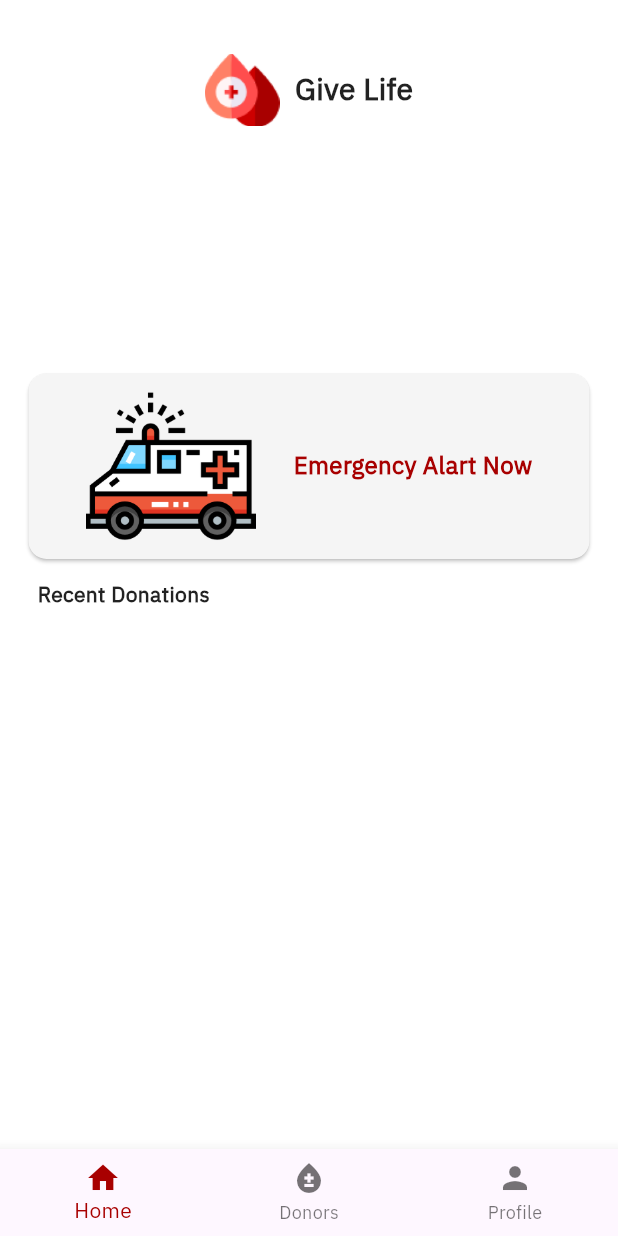
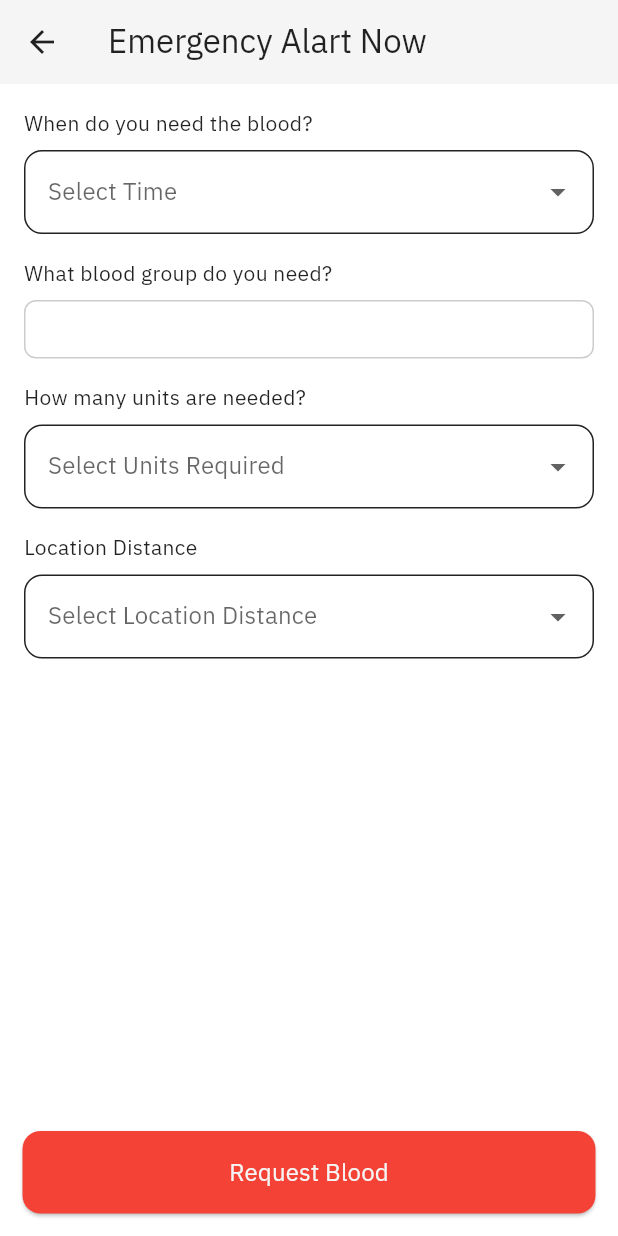
Before and after one commit to Emad-Pro/Blood-Donation, a Flutter app: the HospitalMainScreen screen opened directly, after a tap on "Emergency Alart Now", on a phone screen of 412 x 824 dp. Run offline on Flutter 3.47's test engine with Material 3 defaults, Android fonts, the phone set to English and light mode, and no system bars; drawn by our look-alikes of carousel_slider; our stand-ins replace bloc, equatable, file_picker, flutter_bloc, flutter_onboarding_slider, flutter_rating_bar and 6 more; missing offline and left inert: rating_summary; accounts and stored records are empty.

Commit message:
finshed Hospital Emergncy Ui Screen

```diff
--- a/lib/core/di/service_lacator.dart
+++ b/lib/core/di/service_lacator.dart
@@ -2,6 +2,7 @@ import 'package:blood_donation/hospital_layout/hospital_main/pages/hospital_prof
 import 'package:blood_donation/hospital_layout/hospital_main/view_model/cubit/hospital_main_cubit.dart';
 import 'package:get_it/get_it.dart';
 
+import '../../hospital_layout/hospital_emergency/view_model/cubit/hospital_emergency_cubit.dart';
 import '../../hospital_layout/hospital_main/pages/hospital_home_screen/view_model/cubit/hospital_home_cubit.dart';
 import '../locale/cubit/localizations_cubit.dart';
 import '../location_service/location_service.dart';
@@ -18,6 +19,7 @@ class ServiceLocator {
     ////// Hospital
     getIt.registerLazySingleton(() => HospitalMainCubit());
     getIt.registerLazySingleton(() => HospitalHomeCubit());
+    getIt.registerLazySingleton(() => HospitalEmergencyCubit());
     getIt.registerLazySingleton(() => HospitalProfileCubit());
   }
 }
--- a/lib/hospital_layout/hospital_edit_profile/view_model/cubit/hospital_edit_profile_cubit.dart
+++ b/lib/hospital_layout/hospital_edit_profile/view_model/cubit/hospital_edit_profile_cubit.dart
@@ -34,9 +34,11 @@ class HospitalEditProfileCubit extends Cubit<HospitalEditProfileState> {
       TextEditingController();
 
   /// for Change Password
+
   TextEditingController confirmPasswordController = TextEditingController();
   TextEditingController passwordController = TextEditingController();
   final changePasswordKey = GlobalKey<FormState>();
+
   void initFailed() {
     _initializeTextFields();
     final selectedPhoneService = _getPhoneService(profile.phone!);
--- /dev/null
+++ b/lib/hospital_layout/hospital_emergency/view/hospital_emergency.dart
@@ -0,0 +1,192 @@
+import 'package:blood_donation/core/di/service_lacator.dart';
+import 'package:blood_donation/core/locale/app_localiztions.dart';
+import 'package:blood_donation/core/widget/globla_textformfiled.dart';
+import 'package:blood_donation/hospital_layout/hospital_emergency/view_model/cubit/hospital_emergency_cubit.dart';
+import 'package:flutter/material.dart';
+import 'package:flutter_bloc/flutter_bloc.dart';
+
+class HospitalEmergency extends StatelessWidget {
+  const HospitalEmergency({Key? key}) : super(key: key);
+
+  @override
+  Widget build(BuildContext context) {
+    return Scaffold(
+      appBar: AppBar(
+        title: Text("Emergency Alart Now".tr(context)),
+      ),
+      body: BlocBuilder<HospitalEmergencyCubit, HospitalEmergencyState>(
+        bloc: getIt<HospitalEmergencyCubit>(),
+        builder: (context, state) {
+          return Padding(
+            padding: const EdgeInsets.all(16.0),
+            child: SingleChildScrollView(
+                child: Column(
+              crossAxisAlignment: CrossAxisAlignment.start,
+              mainAxisAlignment: MainAxisAlignment.center,
+              children: [
+                Text('When do you need the blood?'),
+                SizedBox(height: 8),
+                DropdownButtonFormField<String>(
+                  decoration: InputDecoration(
+                    border: OutlineInputBorder(
+                      borderRadius: BorderRadius.circular(12.0),
+                    ),
+                  ),
+                  items: [
+                    DropdownMenuItem(value: 'Urgent', child: Text('Urgent')),
+                    DropdownMenuItem(value: 'Today', child: Text('Today')),
+                    DropdownMenuItem(
+                        value: 'Tomorrow', child: Text('Tomorrow')),
+                  ],
+                  onChanged: (value) {
+                    getIt<HospitalEmergencyCubit>().toggleTimeNeeded(value!);
+                  },
+                  hint: Text('Select Time'),
+                ),
+                SizedBox(height: 16),
+
+                // Blood group
+                Text('What blood group do you need?'),
+                SizedBox(height: 8),
+                GlobalTextFormFiled(
+                  textEditingController:
+                      getIt<HospitalEmergencyCubit>().bloodSelectedController,
+                  readOnly: true,
+                  onTap: () {
+                    selectedBloodGroupModelBottomSheet(context);
+                  },
+                ),
+                SizedBox(height: 16),
+
+                Text('How many units are needed?'),
+                SizedBox(height: 8),
+                DropdownButtonFormField<int>(
+                  decoration: InputDecoration(
+                    border: OutlineInputBorder(
+                      borderRadius: BorderRadius.circular(12.0),
+                    ),
+                  ),
+                  items: List.generate(
+                    50,
+                    (index) => DropdownMenuItem(
+                      value: index + 1,
+                      child: Text('${index + 1} Unit'),
+                    ),
+                  ),
+                  onChanged: (value) {
+                    getIt<HospitalEmergencyCubit>().toggleUnitsRequired(value!);
+                  },
+                  hint: Text('Select Units Required'),
+                ),
+                SizedBox(height: 16),
+
+                // Location
+                Text('Location Distance'),
+                SizedBox(height: 8),
+                DropdownButtonFormField<int>(
+                  decoration: InputDecoration(
+                    border: OutlineInputBorder(
+                      borderRadius: BorderRadius.circular(12.0),
+                    ),
+                  ),
+                  items: List.generate(
+                    10,
+                    (index) => DropdownMenuItem(
+                      value: index + 1,
+                      child: Text('${index + 1} KM'),
+                    ),
+                  ),
+                  onChanged: (value) {
+                    getIt<HospitalEmergencyCubit>()
+                        .toggleLocationDistance(value!);
+                  },
+                  hint: Text('Select Location Distance'),
+                ),
+                SizedBox(height: 32),
+
+                // Request Button
+              ],
+            )),
+          );
+        },
+      ),
+      bottomNavigationBar: Container(
+        padding: EdgeInsets.all(15),
+        width: double.infinity,
+        child: ElevatedButton(
+          onPressed: () {
+            final state = getIt<HospitalEmergencyCubit>().state;
+            print(state.unitsRequired);
+            print(state.locationDistance);
+
+            print(state.timeNeeded);
+            print(getIt<HospitalEmergencyCubit>().bloodSelectedController.text);
+          },
+          style: ElevatedButton.styleFrom(
+            backgroundColor: Colors.red,
+            foregroundColor: Theme.of(context).colorScheme.surface,
+            padding: EdgeInsets.symmetric(vertical: 16),
+            shape: RoundedRectangleBorder(
+              borderRadius: BorderRadius.circular(12),
+            ),
+          ),
+          child: Text(
+            'Request Blood',
+            style: TextStyle(fontSize: 16),
+          ),
+        ),
+      ),
+    );
+  }
+
+  Future<dynamic> selectedBloodGroupModelBottomSheet(BuildContext context) {
+    return showModalBottomSheet(
+      context: context,
+      builder: (context) => SizedBox(
+        child: BlocBuilder<HospitalEmergencyCubit, HospitalEmergencyState>(
+          bloc: getIt<HospitalEmergencyCubit>(),
+          builder: (context, state) {
+            return SizedBox(
+              child: Scaffold(
+                body: Padding(
+                  padding: const EdgeInsets.symmetric(
+                      vertical: 10.0, horizontal: 15),
+                  child: Column(
+                    crossAxisAlignment: CrossAxisAlignment.start,
+                    children: [
+                      Text("Select Blood Group"),
+                      Expanded(
+                        child: ListView(
+                          shrinkWrap: true,
+                          children: state.bloodSelected.entries.map((entry) {
+                            final disease = entry.key;
+                            final isSelected = entry.value;
+                            return CheckboxListTile(
+                              title: Text(disease.tr(context)),
+                              value: isSelected,
+                              onChanged: (_) {
+                                getIt<HospitalEmergencyCubit>()
+                                    .toggleDiseaseSelection(disease);
+                              },
+                            );
+                          }).toList(),
+                        ),
+                      ),
+                      Center(
+                        child: ElevatedButton(
+                            onPressed: () {
+                              Navigator.pop(context);
+                            },
+                            child: Text("confirm".tr(context))),
+                      )
+                    ],
+                  ),
+                ),
+              ),
+            );
+          },
+        ),
+      ),
+    );
+  }
+}
--- /dev/null
+++ b/lib/hospital_layout/hospital_emergency/view_model/cubit/hospital_emergency_state.dart
@@ -0,0 +1,40 @@
+part of 'hospital_emergency_cubit.dart';
+
+class HospitalEmergencyState extends Equatable {
+  final Map<String, bool> bloodSelected;
+
+  final String timeNeeded;
+  final int locationDistance;
+  final int unitsRequired;
+  const HospitalEmergencyState(
+      {this.bloodSelected = const {
+        'A+': false,
+        'A-': false,
+        'B+': false,
+        'B-': false,
+        'AB+': false,
+        'AB-': false,
+        'O+': false,
+        'O-': false
+      },
+      this.timeNeeded = '',
+      this.locationDistance = 0,
+      this.unitsRequired = 0});
+  HospitalEmergencyState copyWith({
+    Map<String, bool>? bloodSelected,
+    String? timeNeeded,
+    int? locationDistance,
+    int? unitsRequired,
+  }) {
+    return HospitalEmergencyState(
+      bloodSelected: bloodSelected ?? this.bloodSelected,
+      timeNeeded: timeNeeded ?? this.timeNeeded,
+      locationDistance: locationDistance ?? this.locationDistance,
+      unitsRequired: unitsRequired ?? this.unitsRequired,
+    );
+  }
+
+  @override
+  List<Object> get props =>
+      [bloodSelected, timeNeeded, locationDistance, unitsRequired];
+}
--- a/lib/hospital_layout/hospital_main/pages/hospital_home_screen/view/widgets/hospital_home_emergency_button.dart
+++ b/lib/hospital_layout/hospital_main/pages/hospital_home_screen/view/widgets/hospital_home_emergency_button.dart
@@ -1,6 +1,7 @@
 // File for class HospitalHomeEmergencyButton
 
 import 'package:blood_donation/core/locale/app_localiztions.dart';
+import 'package:blood_donation/hospital_layout/hospital_emergency/view/hospital_emergency.dart';
 import 'package:flutter/material.dart';
 
 class HospitalHomeEmergencyButton extends StatelessWidget {
@@ -13,7 +14,10 @@ class HospitalHomeEmergencyButton extends StatelessWidget {
     return SliverToBoxAdapter(
       child: InkWell(
         borderRadius: BorderRadius.circular(12),
-        onTap: () {},
+        onTap: () {
+          Navigator.push(context,
+              MaterialPageRoute(builder: (context) => HospitalEmergency()));
+        },
         child: Card(
           child: Container(
             padding: EdgeInsets.symmetric(vertical: 5, horizontal: 10),
--- a/lib/hospital_layout/hospital_main/pages/hospital_profile_screen/view/hospital_profile_screen.dart
+++ b/lib/hospital_layout/hospital_main/pages/hospital_profile_screen/view/hospital_profile_screen.dart
@@ -46,7 +46,7 @@ class HospitalProfileScreen extends StatelessWidget {
                     child: SizedBox(
                       height: MediaQuery.sizeOf(context).height < 550 ||
                               MediaQuery.sizeOf(context).width < 350
-                          ? MediaQuery.sizeOf(context).height / 1.9
+                          ? MediaQuery.sizeOf(context).height / 1.7
                           : MediaQuery.sizeOf(context).height / 1.6,
                       child: ListView(
                         children: [
```
Also changed, not shown: lib/hospital_layout/hospital_emergency/view_model/cubit/hospital_emergency_cubit.dart (added, +37 -0 lines).
